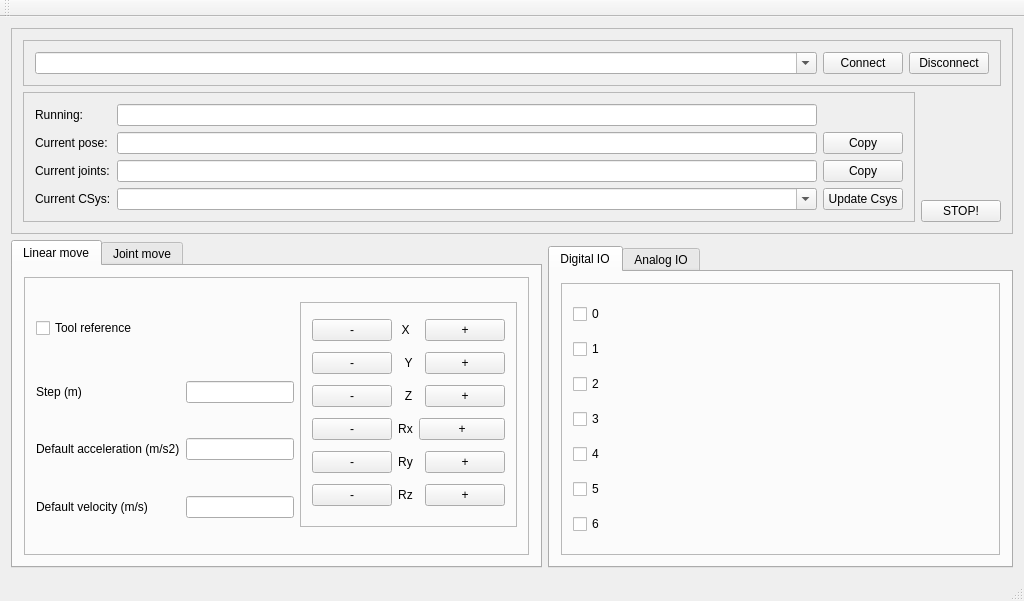
Old version of the form urxui/mainwindow_ui.ui in the repository SintefManufacturing/urxui.
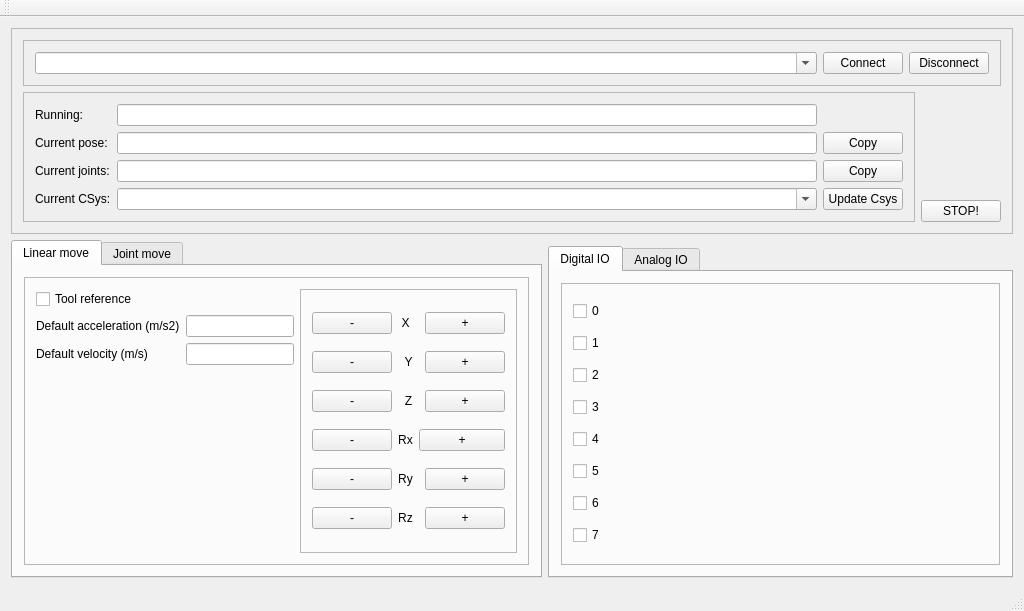
New version of the form.

Commit message: add UI for digital IO, prepare for analog, simplify jogging

The edit to the form file:
```diff
--- a/urxui/mainwindow_ui.ui
+++ b/urxui/mainwindow_ui.ui
@@ -7,7 +7,7 @@
     <x>0</x>
     <y>0</y>
     <width>1024</width>
-    <height>601</height>
+    <height>611</height>
    </rect>
   </property>
   <property name="windowTitle">
@@ -196,43 +196,6 @@
            <enum>QFrame::Raised</enum>
           </property>
           <layout class="QGridLayout" name="gridLayout_2">
-           <item row="1" column="0">
-            <widget class="QLabel" name="label_12">
-             <property name="text">
-              <string>Step (m)</string>
-             </property>
-            </widget>
-           </item>
-           <item row="2" column="0">
-            <widget class="QLabel" name="label_14">
-             <property name="text">
-              <string>Default acceleration (m/s2)</string>
-             </property>
-            </widget>
-           </item>
-           <item row="0" column="0">
-            <widget class="QCheckBox" name="toolRefCheckBox">
-             <property name="text">
-              <string>Tool reference</string>
-             </property>
-            </widget>
-           </item>
-           <item row="3" column="1">
-            <widget class="QLineEdit" name="velLineEdit"/>
-           </item>
-           <item row="2" column="1">
-            <widget class="QLineEdit" name="accLineEdit"/>
-           </item>
-           <item row="1" column="1">
-            <widget class="QLineEdit" name="stepLineEdit"/>
-           </item>
-           <item row="3" column="0">
-            <widget class="QLabel" name="label_11">
-             <property name="text">
-              <string>Default velocity (m/s)</string>
-             </property>
-            </widget>
-           </item>
            <item row="0" column="2" rowspan="4">
             <widget class="QFrame" name="frame_4">
              <property name="frameShape">
@@ -389,6 +352,33 @@
              </layout>
             </widget>
            </item>
+           <item row="0" column="0">
+            <widget class="QCheckBox" name="toolRefCheckBox">
+             <property name="text">
+              <string>Tool reference</string>
+             </property>
+            </widget>
+           </item>
+           <item row="1" column="0">
+            <widget class="QLabel" name="label_14">
+             <property name="text">
+              <string>Default acceleration (m/s2)</string>
+             </property>
+            </widget>
+           </item>
+           <item row="1" column="1">
+            <widget class="QLineEdit" name="accLineEdit"/>
+           </item>
+           <item row="2" column="0">
+            <widget class="QLabel" name="label_11">
+             <property name="text">
+              <string>Default velocity (m/s)</string>
+             </property>
+            </widget>
+           </item>
+           <item row="2" column="1">
+            <widget class="QLineEdit" name="velLineEdit"/>
+           </item>
           </layout>
          </widget>
         </item>
@@ -659,6 +649,13 @@
              </property>
             </widget>
            </item>
+           <item>
+            <widget class="QCheckBox" name="dio7CheckBox">
+             <property name="text">
+              <string>7</string>
+             </property>
+            </widget>
+           </item>
           </layout>
          </widget>
         </item>
```
Left out of the diff: 51 changed lines with no effect on the pictures. The commit also changes 3 other files.
